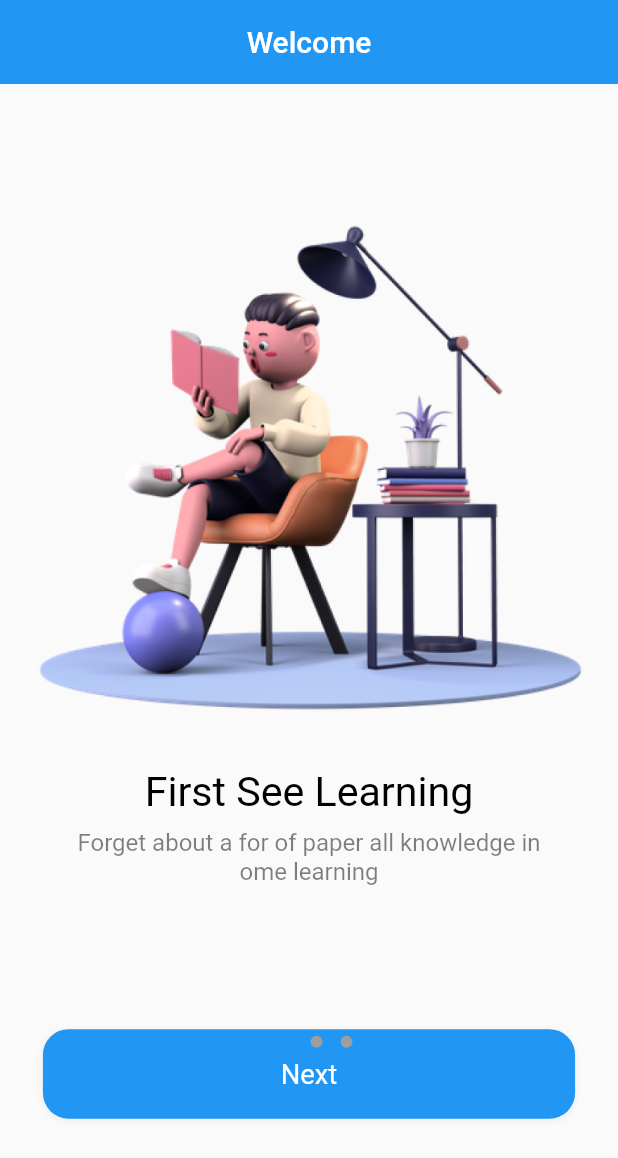
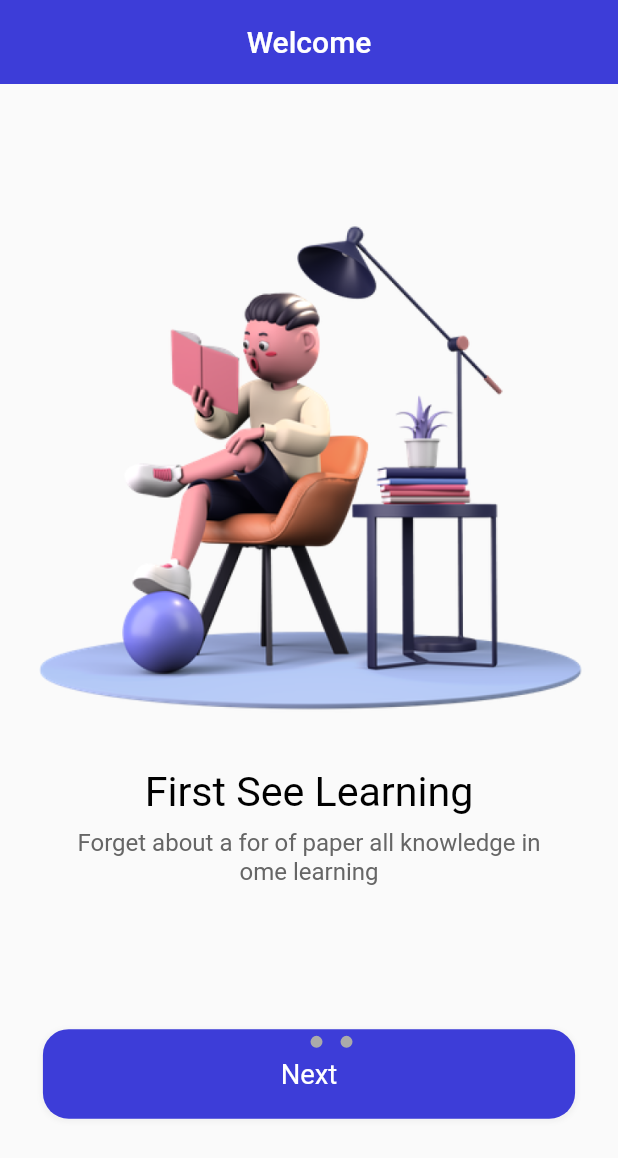
Before and after one commit to andriiSad/ulearning_app, a Flutter app: the screen it shows after launch, on a phone screen of 412 x 824 dp. Shown: the top 1158 px of the screen. Run offline on Flutter 3.47's test engine with Material 2 defaults, Android fonts, the phone set to English and light mode, and no system bars; drawn by our look-alikes of dots_indicator; our stand-ins replace cloud_firestore, flutter_bloc, flutter_screenutil; accounts and stored records are empty.

Commit message:
added color constants

```diff
--- /dev/null
+++ b/lib/common/values/colors.dart
@@ -0,0 +1,34 @@
+import 'dart:ui';
+
+class AppColors {
+  /// white background
+  static const Color primaryBackground = Color.fromARGB(255, 255, 255, 255);
+
+  /// grey background
+  static const Color primarySecondaryBackground =
+      Color.fromARGB(255, 247, 247, 249);
+
+  /// main widget color blue
+  static const Color primaryElement = Color.fromARGB(255, 61, 61, 216);
+
+  /// main text color black
+  static const Color primaryText = Color.fromARGB(255, 0, 0, 0);
+  // video backgroun color
+  static const Color primary_bg = Color.fromARGB(210, 32, 47, 62);
+
+  /// main widget text color white
+  static const Color primaryElementText = Color.fromARGB(255, 255, 255, 255);
+  // main widget text color grey
+  static const Color primarySecondaryElementText =
+      Color.fromARGB(255, 102, 102, 102);
+  // main widget third color grey
+  static const Color primaryThreeElementText =
+      Color.fromARGB(255, 170, 170, 170);
+
+  static const Color primaryFourElementText =
+      Color.fromARGB(255, 204, 204, 204);
+  //state color
+  static const Color primaryElementStatus = Color.fromARGB(255, 88, 174, 127);
+
+  static const Color primaryElementBg = Color.fromARGB(255, 238, 121, 99);
+}
--- a/lib/pages/welcome/welcome.dart
+++ b/lib/pages/welcome/welcome.dart
@@ -2,10 +2,11 @@ import 'package:dots_indicator/dots_indicator.dart';
 import 'package:flutter/material.dart';
 import 'package:flutter_bloc/flutter_bloc.dart';
 import 'package:flutter_screenutil/flutter_screenutil.dart';
-import 'package:ulearning_app/main.dart';
 import 'package:ulearning_app/pages/welcome/bloc/welcome_blocs.dart';
 import 'package:ulearning_app/pages/welcome/bloc/welcome_events.dart';
 import 'package:ulearning_app/pages/welcome/bloc/welcome_states.dart';
+
+import '../../common/values/colors.dart';
 
 class Welcome extends StatefulWidget {
   const Welcome({super.key});
@@ -35,7 +36,7 @@ class _WelcomeState extends State<Welcome> {
       child: Scaffold(
         appBar: AppBar(
           title: const Text('Welcome'),
-          backgroundColor: Colors.blue,
+          backgroundColor: AppColors.primaryElement,
           centerTitle: true,
         ),
         body: BlocBuilder<WelcomeBloc, WelcomeState>(
@@ -89,8 +90,8 @@ class _WelcomeState extends State<Welcome> {
                       dotsCount: 3,
                       mainAxisAlignment: MainAxisAlignment.center,
                       decorator: DotsDecorator(
-                        color: Colors.grey,
-                        activeColor: Colors.blue,
+                        color: AppColors.primaryThreeElementText,
+                        activeColor: AppColors.primaryElement,
                         size: const Size.square(8.0),
                         activeSize: const Size(
                           18.0,
@@ -134,7 +135,7 @@ class _WelcomeState extends State<Welcome> {
           child: Text(
             title,
             style: TextStyle(
-              color: Colors.black,
+              color: AppColors.primaryText,
               fontSize: 24.sp,
               fontWeight: FontWeight.normal,
             ),
@@ -149,7 +150,7 @@ class _WelcomeState extends State<Welcome> {
           child: Text(
             subTitle,
             style: TextStyle(
-              color: Colors.black.withOpacity(0.5),
+              color: AppColors.primarySecondaryElementText,
               fontSize: 14.sp,
               fontWeight: FontWeight.normal,
             ),
@@ -188,7 +189,7 @@ class _WelcomeState extends State<Welcome> {
             width: 325.w,
             height: 50.h,
             decoration: BoxDecoration(
-              color: Colors.blue,
+              color: AppColors.primaryElement,
               borderRadius: BorderRadius.all(
                 Radius.circular(15.w),
               ),
```
Also changed, not shown: lib/pages/sign_in/widgets/sign_in_widget.dart (+27 -12 lines).
